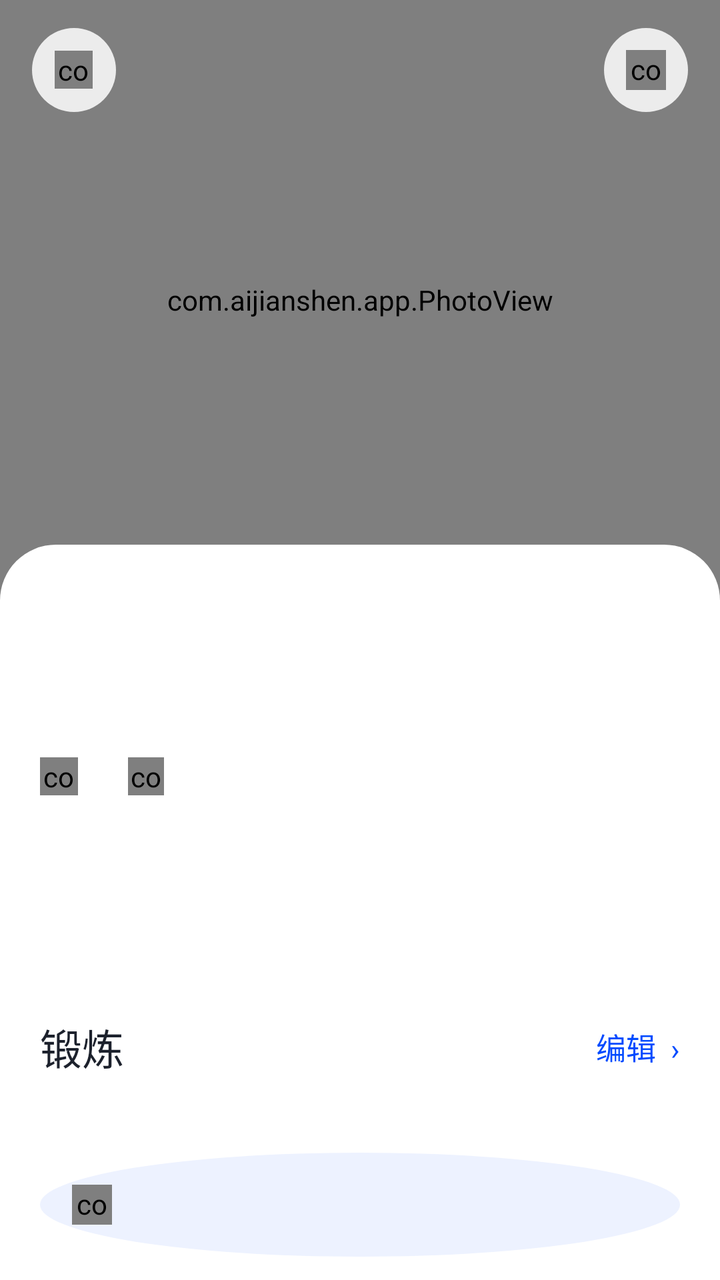
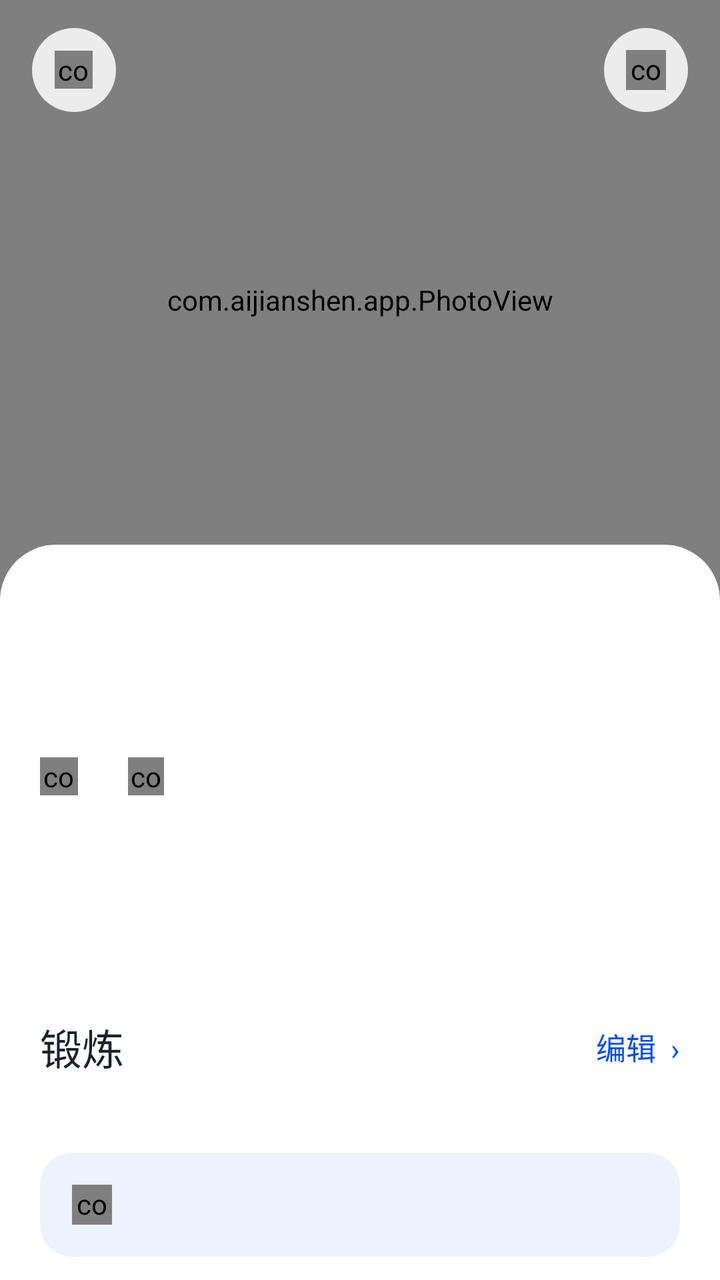

Before-and-after screenshots of an Android layout around one commit, followed by the original layout XML and the change that was made.
<!-- AndroidManifest.xml: application theme AppTheme -->
<!-- res/layout/activity_day_detail.xml -->
<?xml version="1.0" encoding="utf-8"?>
<LinearLayout xmlns:android="http://schemas.android.com/apk/res/android"
    android:id="@+id/root"
    android:layout_width="match_parent"
    android:layout_height="match_parent"
    android:background="@color/bg"
    android:orientation="vertical">

    <ScrollView
        android:layout_width="match_parent"
        android:layout_height="match_parent"
        android:fillViewport="true"
        android:scrollbars="none">

        <LinearLayout
            android:layout_width="match_parent"
            android:layout_height="wrap_content"
            android:orientation="vertical">

            <FrameLayout
                android:layout_width="match_parent"
                android:layout_height="300dp"
                android:background="#F1F2F4">

                <com.aijianshen.app.PhotoView
                    android:id="@+id/hero_photo"
                    android:layout_width="match_parent"
                    android:layout_height="match_parent" />

                <FrameLayout
                    android:id="@+id/btn_back"
                    android:layout_width="42dp"
                    android:layout_height="42dp"
                    android:layout_marginLeft="16dp"
                    android:layout_marginTop="14dp"
                    android:background="@drawable/bg_glass_circle">

                    <com.aijianshen.app.IconView
                        android:id="@+id/icon_back"
                        android:layout_width="19dp"
                        android:layout_height="19dp"
                        android:layout_gravity="center" />
                </FrameLayout>

                <FrameLayout
                    android:id="@+id/btn_menu"
                    android:layout_width="42dp"
                    android:layout_height="42dp"
                    android:layout_gravity="right|top"
                    android:layout_marginTop="14dp"
                    android:layout_marginRight="16dp"
                    android:background="@drawable/bg_glass_circle">

                    <com.aijianshen.app.IconView
                        android:id="@+id/icon_menu"
                        android:layout_width="20dp"
                        android:layout_height="20dp"
                        android:layout_gravity="center" />
                </FrameLayout>
            </FrameLayout>

            <LinearLayout
                android:layout_width="match_parent"
                android:layout_height="wrap_content"
                android:layout_marginTop="-28dp"
                android:background="@drawable/bg_sheet"
                android:orientation="vertical"
                android:paddingLeft="20dp"
                android:paddingTop="24dp"
                android:paddingRight="20dp"
                android:paddingBottom="34dp">

                <TextView
                    android:id="@+id/tv_day"
                    android:layout_width="match_parent"
                    android:layout_height="wrap_content"
                    android:includeFontPadding="false"
                    android:textColor="@color/ink"
                    android:textSize="38sp" />

                <TextView
                    android:id="@+id/tv_focus"
                    android:layout_width="match_parent"
                    android:layout_height="wrap_content"
                    android:layout_marginTop="4dp"
                    android:textColor="@color/ink_soft"
                    android:textSize="14sp" />

                <LinearLayout
                    android:layout_width="match_parent"
                    android:layout_height="wrap_content"
                    android:layout_marginTop="14dp"
                    android:gravity="center_vertical"
                    android:orientation="horizontal">

                    <com.aijianshen.app.IconView
                        android:id="@+id/icon_clock"
                        android:layout_width="19dp"
                        android:layout_height="19dp" />

                    <TextView
                        android:id="@+id/tv_minutes"
                        android:layout_width="wrap_content"
                        android:layout_height="wrap_content"
                        android:layout_marginLeft="7dp"
                        android:textColor="@color/ink_muted"
                        android:textSize="15sp" />

                    <com.aijianshen.app.IconView
                        android:id="@+id/icon_flame"
                        android:layout_width="18dp"
                        android:layout_height="19dp"
                        android:layout_marginLeft="18dp" />

                    <TextView
                        android:id="@+id/tv_count"
                        android:layout_width="wrap_content"
                        android:layout_height="wrap_content"
                        android:layout_marginLeft="7dp"
                        android:textColor="@color/ink_muted"
                        android:textSize="15sp" />
                </LinearLayout>

                <TextView
                    android:id="@+id/btn_start"
                    android:layout_width="match_parent"
                    android:layout_height="58dp"
                    android:layout_marginTop="20dp"
                    android:gravity="center"
                    android:text="开始"
                    android:textColor="@color/white"
                    android:textSize="18sp" />

                <LinearLayout
                    android:layout_width="match_parent"
                    android:layout_height="wrap_content"
                    android:layout_marginTop="30dp"
                    android:gravity="center_vertical"
                    android:orientation="horizontal">

                    <TextView
                        android:layout_width="0dp"
                        android:layout_height="wrap_content"
                        android:layout_weight="1"
                        android:text="锻炼"
                        android:textColor="@color/ink"
                        android:textSize="21sp" />

                    <TextView
                        android:id="@+id/btn_edit"
                        android:layout_width="wrap_content"
                        android:layout_height="wrap_content"
                        android:paddingLeft="10dp"
                        android:paddingTop="6dp"
                        android:paddingBottom="6dp"
                        android:text="编辑  ›"
                        android:textColor="@color/accent"
                        android:textSize="15sp" />
                </LinearLayout>

                <LinearLayout
                    android:id="@+id/list"
                    android:layout_width="match_parent"
                    android:layout_height="wrap_content"
                    android:layout_marginTop="8dp"
                    android:orientation="vertical" />

                <LinearLayout
                    android:layout_width="match_parent"
                    android:layout_height="wrap_content"
                    android:layout_marginTop="28dp"
                    android:background="@drawable/bg_soft_circle"
                    android:gravity="center_vertical"
                    android:orientation="horizontal"
                    android:paddingLeft="16dp"
                    android:paddingTop="16dp"
                    android:paddingRight="16dp"
                    android:paddingBottom="16dp">

                    <com.aijianshen.app.IconView
                        android:id="@+id/icon_tip"
                        android:layout_width="20dp"
                        android:layout_height="20dp" />

                    <TextView
                        android:id="@+id/tv_tip"
                        android:layout_width="0dp"
                        android:layout_height="wrap_content"
                        android:layout_marginLeft="10dp"
                        android:layout_weight="1"
                        android:lineSpacingExtra="3dp"
                        android:textColor="@color/ink_muted"
                        android:textSize="13sp" />
                </LinearLayout>

            </LinearLayout>
        </LinearLayout>
    </ScrollView>

</LinearLayout>
<!-- resources referenced by this layout -->
<resources>
  <color name="accent">#004AFF</color>
  <color name="bg">#F8F8F8</color>
  <color name="ink">#1C212C</color>
  <color name="ink_muted">#666666</color>
  <color name="ink_soft">#888888</color>
  <color name="white">#FFFFFF</color>
  <!-- drawable bg_glass_circle (drawable) -->
  <?xml version="1.0" encoding="utf-8"?>
  <shape xmlns:android="http://schemas.android.com/apk/res/android"
      android:shape="oval">
      <solid android:color="#D9FFFFFF" />
  </shape>
  <!-- drawable bg_sheet (drawable) -->
  <?xml version="1.0" encoding="utf-8"?>
  <shape xmlns:android="http://schemas.android.com/apk/res/android"
      android:shape="rectangle">
      <solid android:color="#FFFFFF" />
      <corners
          android:topLeftRadius="28dp"
          android:topRightRadius="28dp" />
  </shape>
  <!-- drawable bg_soft_circle (drawable) -->
  <?xml version="1.0" encoding="utf-8"?>
  <shape xmlns:android="http://schemas.android.com/apk/res/android"
      android:shape="oval">
      <solid android:color="#EDF2FF" />
  </shape>
  <style name="AppTheme" parent="@android:style/Theme.Material.Light.NoActionBar">
          <item name="android:windowBackground">#F8F8F8</item>
          <item name="android:statusBarColor">#F8F8F8</item>
          <item name="android:navigationBarColor">#F8F8F8</item>
          <item name="android:windowLightStatusBar">true</item>
          <item name="android:colorAccent">#004AFF</item>
      </style>
</resources>

<!-- the commit's change to res/layout/activity_day_detail.xml (unified diff, before → after) -->
@@ -169,7 +169,7 @@
                     android:layout_width="match_parent"
                     android:layout_height="wrap_content"
                     android:layout_marginTop="28dp"
-                    android:background="@drawable/bg_soft_circle"
+                    android:background="@drawable/bg_soft_round"
                     android:gravity="center_vertical"
                     android:orientation="horizontal"
                     android:paddingLeft="16dp"
<!-- resource entries referenced after the edit -->
@@ -21,11 +21,12 @@
           android:topLeftRadius="28dp"
           android:topRightRadius="28dp" />
   </shape>
-  <!-- drawable bg_soft_circle (drawable) -->
+  <!-- drawable bg_soft_round (drawable) -->
   <?xml version="1.0" encoding="utf-8"?>
   <shape xmlns:android="http://schemas.android.com/apk/res/android"
-      android:shape="oval">
+      android:shape="rectangle">
       <solid android:color="#EDF2FF" />
+      <corners android:radius="16dp" />
   </shape>
   <style name="AppTheme" parent="@android:style/Theme.Material.Light.NoActionBar">
           <item name="android:windowBackground">#F8F8F8</item>
